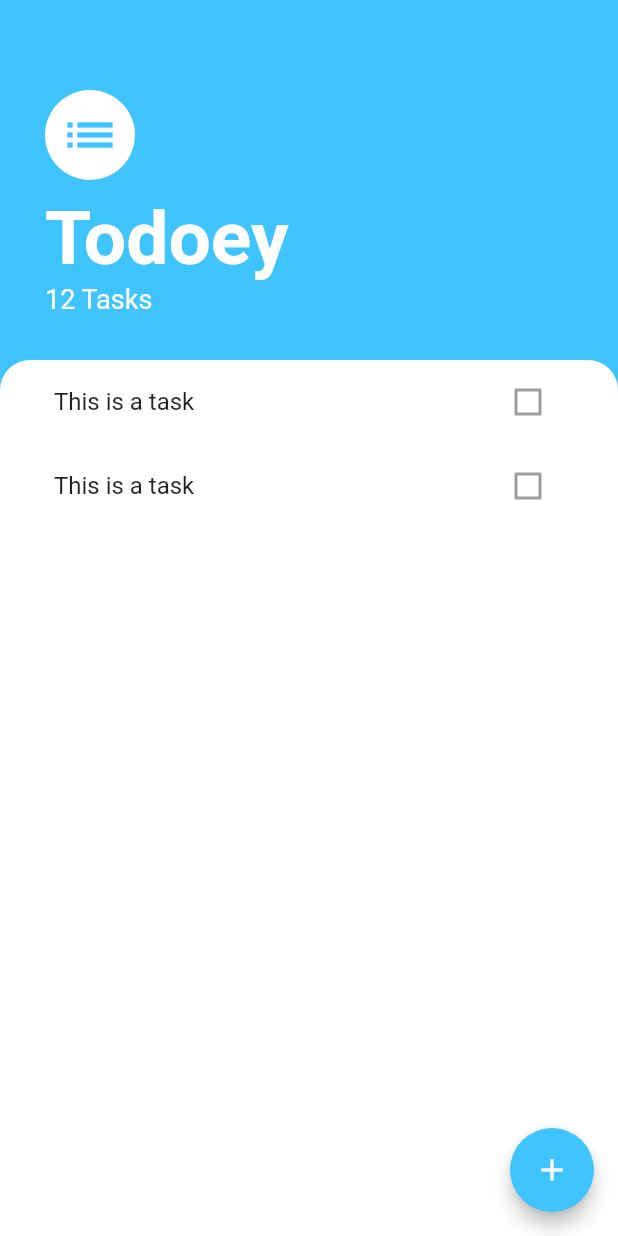
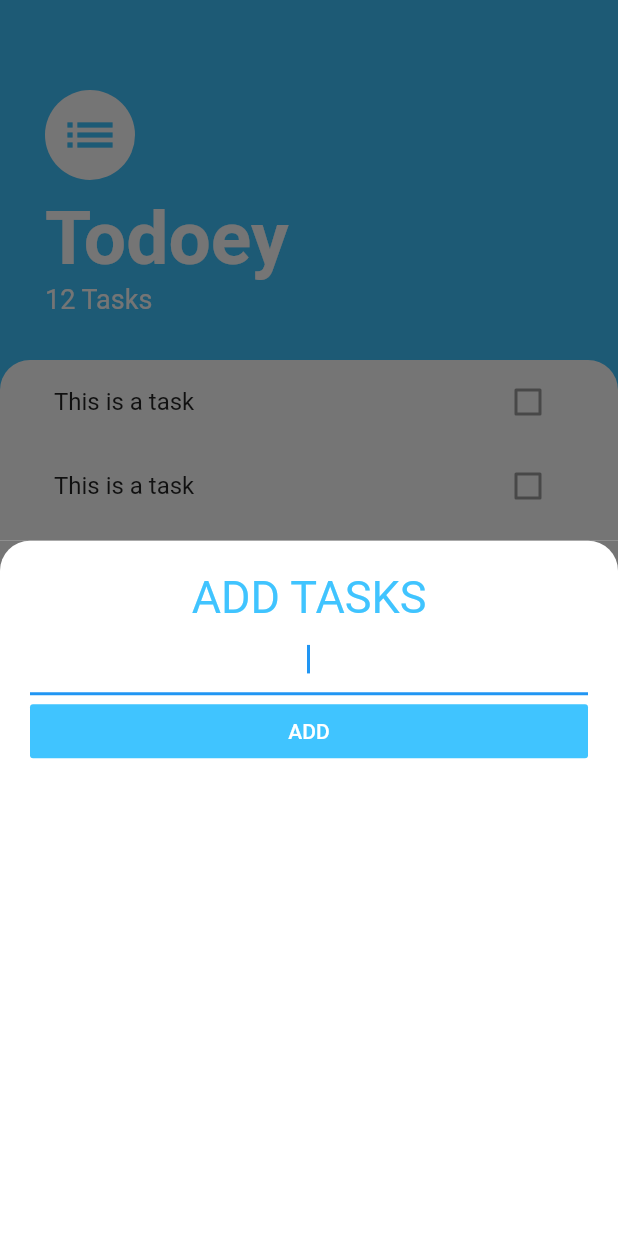
Before and after one commit to chicrock/todoey, a Flutter app: the screen it shows after launch, after a tap on the "add" icon, on a phone screen of 412 x 824 dp. Run offline on Flutter 3.47's test engine with Material 2 defaults, Android fonts, the phone set to English and light mode, and no system bars.

```diff
--- /dev/null
+++ b/lib/components/add_task_modal.dart
@@ -0,0 +1,48 @@
+import 'package:flutter/material.dart';
+
+class AddTaskModal extends StatelessWidget {
+  @override
+  Widget build(BuildContext context) {
+    return Container(
+      color: Color(0xff757575),
+      child: Container(
+        padding: EdgeInsets.all(20.0),
+        decoration: BoxDecoration(
+          color: Colors.white,
+          borderRadius: BorderRadius.vertical(
+            top: Radius.circular(20.0),
+          ),
+        ),
+        child: Column(
+          crossAxisAlignment: CrossAxisAlignment.stretch,
+          children: <Widget>[
+            Text(
+              "ADD TASKS",
+              textAlign: TextAlign.center,
+              style: TextStyle(
+                fontSize: 30.0,
+                color: Colors.lightBlueAccent,
+              ),
+            ),
+            TextField(
+              autofocus: true,
+              textAlign: TextAlign.center,
+            ),
+            FlatButton(
+              child: Text(
+                "ADD",
+                style: TextStyle(
+                  color: Colors.white,
+                ),
+              ),
+              color: Colors.lightBlueAccent,
+              onPressed: () {
+                print("asdf");
+              },
+            ),
+          ],
+        ),
+      ),
+    );
+  }
+}
--- a/lib/screens/task_screen.dart
+++ b/lib/screens/task_screen.dart
@@ -1,4 +1,5 @@
 import 'package:flutter/material.dart';
+import 'package:todoey/components/add_task_modal.dart';
 import 'package:todoey/components/tasks_list/tasks_list.dart';
 
 class TasksScreen extends StatelessWidget {
@@ -10,7 +11,12 @@ class TasksScreen extends StatelessWidget {
         elevation: 5.0,
         backgroundColor: Colors.lightBlueAccent,
         child: Icon(Icons.add),
-        onPressed: () {},
+        onPressed: () {
+          showModalBottomSheet(
+            context: context,
+            builder: (context) => AddTaskModal(),
+          );
+        },
       ),
       body: Column(
         crossAxisAlignment: CrossAxisAlignment.start,
```
